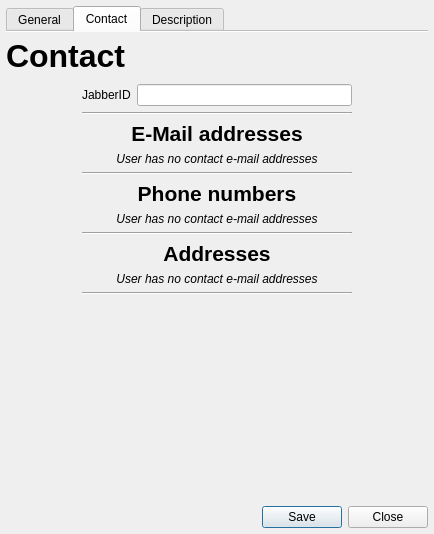
Above: ui/widgets/vcard.ui from shunf4/squawk before the change. Below: the same form after it.
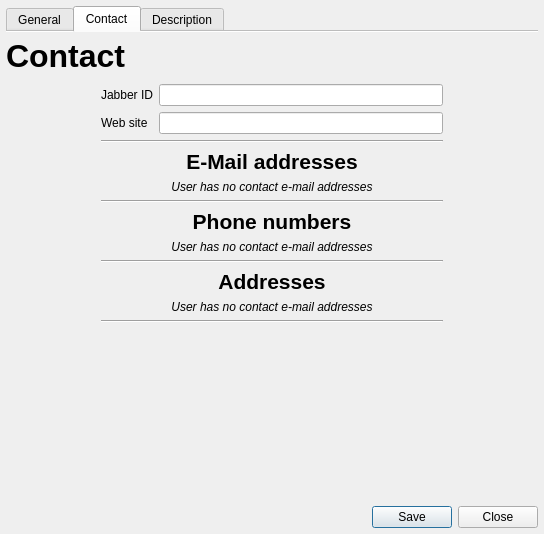
That is the form after the change. The open tabs and pages were chosen to show the change.

What changed in the file:
```diff
--- a/ui/widgets/vcard.ui
+++ b/ui/widgets/vcard.ui
@@ -6,7 +6,7 @@
    <rect>
     <x>0</x>
     <y>0</y>
-    <width>434</width>
+    <width>544</width>
     <height>534</height>
    </rect>
   </property>
@@ -479,7 +479,7 @@
            <rect>
             <x>0</x>
             <y>0</y>
-            <width>422</width>
+            <width>532</width>
             <height>410</height>
            </rect>
           </property>
@@ -539,13 +539,36 @@
              <item row="0" column="0">
               <widget class="QLabel" name="jabberIDLabel">
                <property name="text">
-                <string>JabberID</string>
+                <string>Jabber ID</string>
                </property>
                <property name="buddy">
                 <cstring>jabberID</cstring>
                </property>
               </widget>
              </item>
+             <item row="1" column="1">
+              <widget class="QLineEdit" name="lineEdit">
+               <property name="minimumSize">
+                <size>
+                 <width>150</width>
+                 <height>0</height>
+                </size>
+               </property>
+               <property name="maximumSize">
+                <size>
+                 <width>300</width>
+                 <height>16777215</height>
+                </size>
+               </property>
+              </widget>
+             </item>
+             <item row="1" column="0">
+              <widget class="QLabel" name="urlLabel">
+               <property name="text">
+                <string>Web site</string>
+               </property>
+              </widget>
+             </item>
             </layout>
            </item>
            <item row="7" column="1">
```
Left out of the diff: 4 changed lines with no effect on the pictures.
